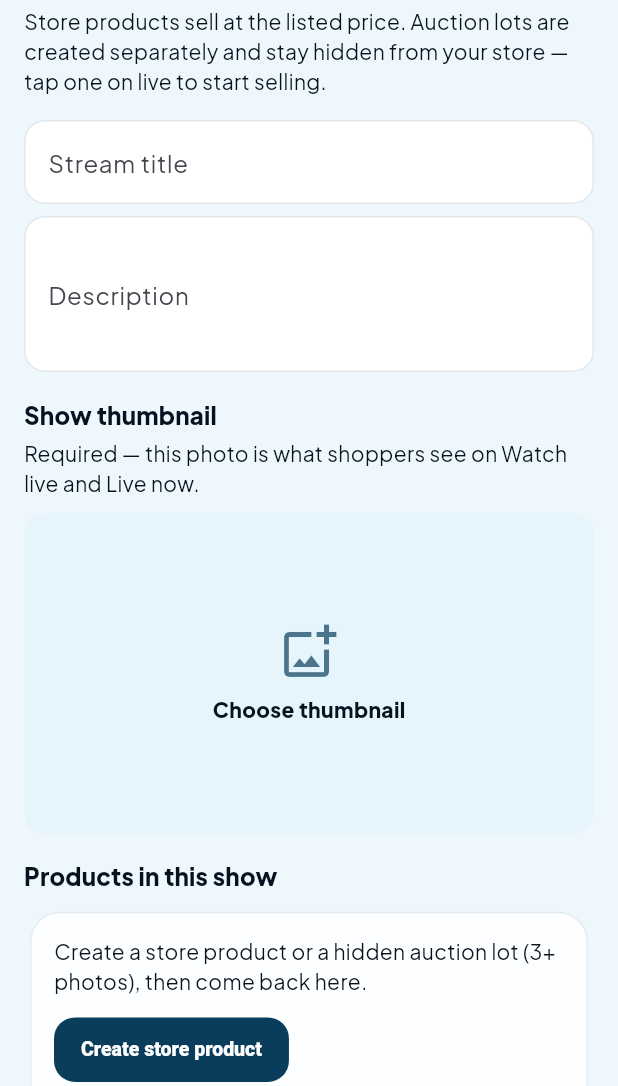
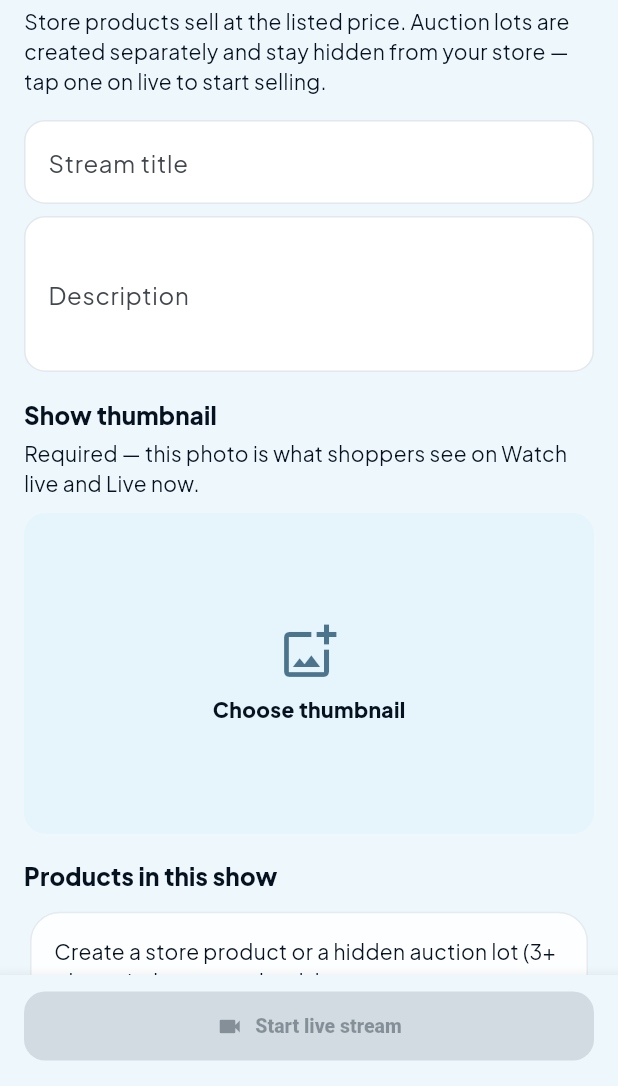
Before and after one commit to felixamay/hubsom, a Flutter app: the SellerGoLivePage screen opened directly, on a phone screen of 412 x 824 dp, the part 150-1236 px from its top. Run offline on Flutter 3.47's test engine with Material 3 defaults, Android fonts, the phone set to English and light mode, and no system bars; our stand-ins replace cached_network_image, cloud_firestore, dio, equatable, firebase_core, firebase_messaging and 14 more; missing offline and left inert: agora_rtc_engine, dart:js_interop, dart:ui_web; accounts and stored records are empty; network calls fail.

Commit message:
Pin Start live to the bottom bar and fix the thumbnail widget test
The required-thumbnail error and start button stay visible while the seller fills the form.

Co-authored-by: felixamay <felixamay@users.noreply.github.com>

```diff
--- a/hubsom_app/lib/features/seller/seller_go_live_page.dart
+++ b/hubsom_app/lib/features/seller/seller_go_live_page.dart
@@ -237,6 +237,38 @@ class _SellerGoLivePageState extends ConsumerState<SellerGoLivePage> {
           ),
         ],
       ),
+      bottomNavigationBar: _loadingProducts
+          ? null
+          : Material(
+              elevation: 8,
+              color: Theme.of(context).scaffoldBackgroundColor,
+              child: SafeArea(
+                child: Padding(
+                  padding: const EdgeInsets.fromLTRB(16, 10, 16, 16),
+                  child: Column(
+                    mainAxisSize: MainAxisSize.min,
+                    crossAxisAlignment: CrossAxisAlignment.stretch,
+                    children: [
+                      if (_error != null) ...[
+                        Text(
+                          _error!,
+                          style: TextStyle(
+                            color: Theme.of(context).colorScheme.error,
+                            fontWeight: FontWeight.w600,
+                          ),
+                        ),
+                        const SizedBox(height: 8),
+                      ],
+                      FilledButton.icon(
+                        onPressed: _busy || _products.isEmpty ? null : _start,
+                        icon: const Icon(Icons.videocam),
+                        label: Text(_busy ? 'Starting…' : 'Start live stream'),
+                      ),
+                    ],
+                  ),
+                ),
+              ),
+            ),
       body: _loadingProducts
           ? const Center(child: CircularProgressIndicator())
           : ListView(
@@ -581,19 +613,7 @@ class _SellerGoLivePageState extends ConsumerState<SellerGoLivePage> {
                         ),
                   ),
                 ],
-                if (_error != null) ...[
-                  const SizedBox(height: 12),
-                  Text(
-                    _error!,
-                    style: TextStyle(color: Theme.of(context).colorScheme.error),
-                  ),
-                ],
-                const SizedBox(height: 20),
-                FilledButton.icon(
-                  onPressed: _busy || _products.isEmpty ? null : _start,
-                  icon: const Icon(Icons.videocam),
-                  label: Text(_busy ? 'Starting…' : 'Start live stream'),
-                ),
+                const SizedBox(height: 12),
               ],
             ),
     );
```
Also changed, not shown: 1 other file.
